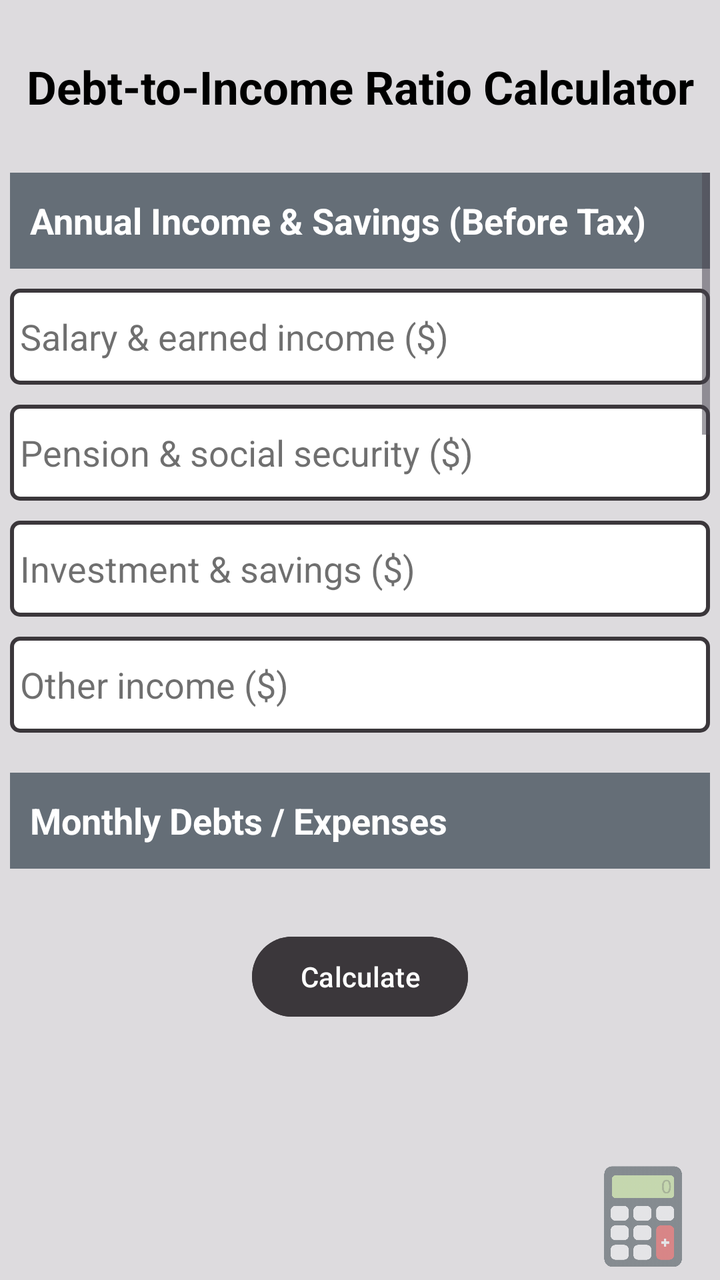
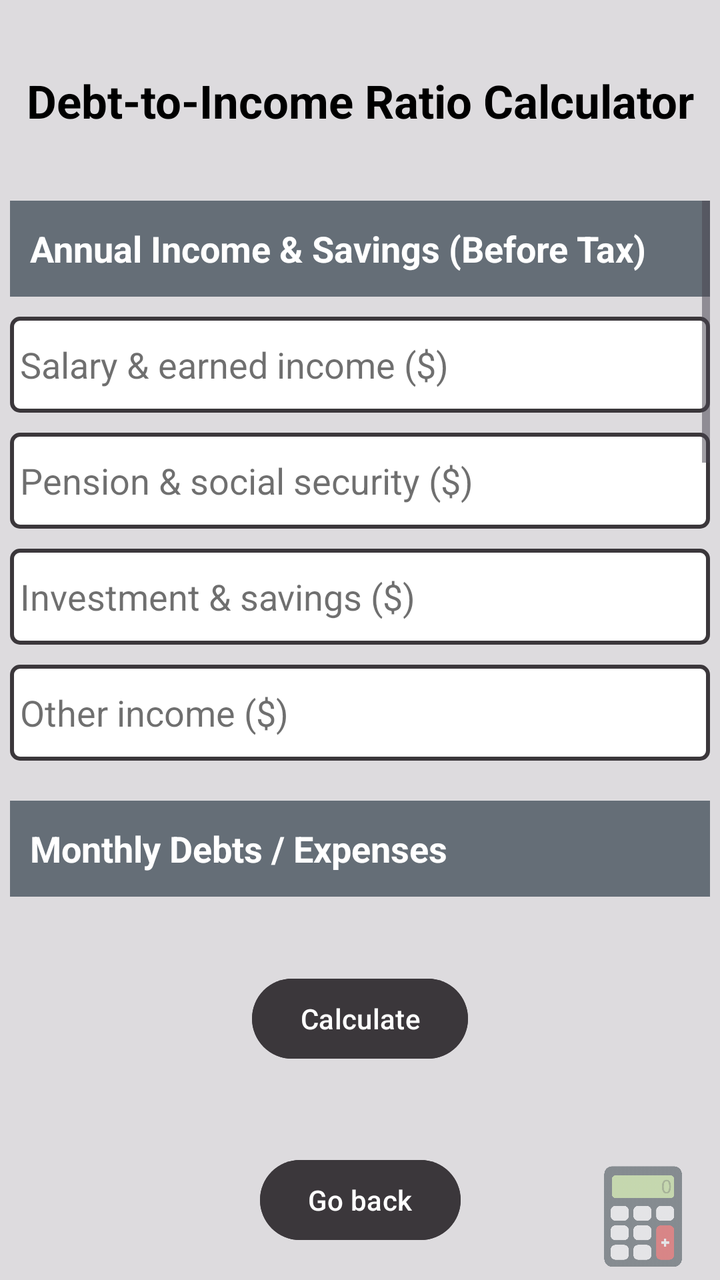

An Android layout rendered at two revisions. The XML below is the earlier revision; the diff shows what the commit changed to produce the second picture.
<!-- AndroidManifest.xml: application theme Theme.FinCal -->
<!-- res/layout/activity_category1_option6.xml -->
<?xml version="1.0" encoding="utf-8"?>
<androidx.constraintlayout.widget.ConstraintLayout xmlns:android="http://schemas.android.com/apk/res/android"
    xmlns:app="http://schemas.android.com/apk/res-auto"
    xmlns:tools="http://schemas.android.com/tools"
    android:id="@+id/main"
    android:layout_width="match_parent"
    android:layout_height="match_parent"
    android:background="@color/app_background"
    tools:context=".Category1Option6Activity">

    <TextView
        android:id="@+id/optionsTitle"
        android:layout_width="wrap_content"
        android:layout_height="wrap_content"
        android:gravity="center"
        android:text="@string/calc_debt_income_ratio"
        android:textColor="@color/text_primary"
        android:textSize="23sp"
        android:textStyle="bold"
        app:layout_constraintBottom_toTopOf="@id/scrollView"
        app:layout_constraintEnd_toEndOf="parent"
        app:layout_constraintStart_toStartOf="parent"
        app:layout_constraintTop_toTopOf="parent" />

    <ScrollView
        android:id="@+id/scrollView"
        android:layout_width="350dp"
        android:layout_height="350dp"
        app:layout_constraintBottom_toTopOf="@id/calculateButton"
        app:layout_constraintEnd_toEndOf="parent"
        app:layout_constraintStart_toStartOf="parent"
        app:layout_constraintTop_toBottomOf="@id/optionsTitle">

        <LinearLayout
            android:id="@+id/optionsLayout"
            android:layout_width="match_parent"
            android:layout_height="wrap_content"
            android:orientation="vertical">

            <TextView
                android:text="@string/income_before_tax"
                android:layout_width="match_parent"
                android:layout_height="48dp"
                android:layout_marginBottom="10dp"
                android:background="@color/text_fourth"
                android:gravity="center_vertical"
                android:paddingStart="10dp"
                android:paddingEnd="10dp"
                android:textColor="@color/text_secondary"
                android:textSize="18sp"
                android:textStyle="bold"/>

            <EditText
                android:id="@+id/salaryIncome"
                android:layout_width="match_parent"
                android:layout_height="48dp"
                android:layout_marginBottom="10dp"
                android:background="@drawable/edit_text_border"
                android:ems="10"
                android:gravity="center_vertical"
                android:hint="@string/salary_amp_earned_income"
                android:importantForAutofill="no"
                android:inputType="numberDecimal"
                android:paddingStart="5dp"
                android:paddingEnd="5dp"
                android:textColor="@color/text_primary"
                android:textColorHint="@color/text_hint_color" />

            <EditText
                android:id="@+id/pension"
                android:layout_width="match_parent"
                android:layout_height="48dp"
                android:layout_marginBottom="10dp"
                android:background="@drawable/edit_text_border"
                android:ems="10"
                android:gravity="center_vertical"
                android:hint="@string/pension_amp_social_security"
                android:importantForAutofill="no"
                android:inputType="numberDecimal"
                android:paddingStart="5dp"
                android:paddingEnd="5dp"
                android:textColor="@color/text_primary"
                android:textColorHint="@color/text_hint_color" />

            <EditText
                android:id="@+id/investmentSavings"
                android:layout_width="match_parent"
                android:layout_height="48dp"
                android:layout_marginBottom="10dp"
                android:background="@drawable/edit_text_border"
                android:ems="10"
                android:gravity="center_vertical"
                android:hint="@string/investment_amp_savings"
                android:importantForAutofill="no"
                android:inputType="numberDecimal"
                android:paddingStart="5dp"
                android:paddingEnd="5dp"
                android:textColor="@color/text_primary"
                android:textColorHint="@color/text_hint_color" />

            <EditText
                android:id="@+id/otherIncome"
                android:layout_width="match_parent"
                android:layout_height="48dp"
                android:layout_marginBottom="20dp"
                android:background="@drawable/edit_text_border"
                android:ems="10"
                android:gravity="center_vertical"
                android:hint="@string/other_income"
                android:importantForAutofill="no"
                android:inputType="numberDecimal"
                android:paddingStart="5dp"
                android:paddingEnd="5dp"
                android:textColor="@color/text_primary"
                android:textColorHint="@color/text_hint_color" />

            <TextView
                android:text="@string/debts_expenses"
                android:layout_width="match_parent"
                android:layout_height="48dp"
                android:layout_marginBottom="10dp"
                android:background="@color/text_fourth"
                android:gravity="center_vertical"
                android:paddingStart="10dp"
                android:paddingEnd="10dp"
                android:textColor="@color/text_secondary"
                android:textSize="18sp"
                android:textStyle="bold" />

            <EditText
                android:id="@+id/rentalCost"
                android:layout_width="match_parent"
                android:layout_height="48dp"
                android:layout_marginBottom="10dp"
                android:background="@drawable/edit_text_border"
                android:ems="10"
                android:gravity="center_vertical"
                android:hint="@string/rental_cost"
                android:importantForAutofill="no"
                android:inputType="numberDecimal"
                android:paddingStart="5dp"
                android:paddingEnd="5dp"
                android:textColor="@color/text_primary"
                android:textColorHint="@color/text_hint_color" />

            <EditText
                android:id="@+id/mortgage"
                android:layout_width="match_parent"
                android:layout_height="48dp"
                android:layout_marginBottom="10dp"
                android:background="@drawable/edit_text_border"
                android:ems="10"
                android:gravity="center_vertical"
                android:hint="@string/mortgage_payment"
                android:importantForAutofill="no"
                android:inputType="numberDecimal"
                android:paddingStart="5dp"
                android:paddingEnd="5dp"
                android:textColor="@color/text_primary"
                android:textColorHint="@color/text_hint_color" />

            <EditText
                android:id="@+id/propertyTax"
                android:layout_width="match_parent"
                android:layout_height="48dp"
                android:layout_marginBottom="10dp"
                android:background="@drawable/edit_text_border"
                android:ems="10"
                android:gravity="center_vertical"
                android:hint="@string/property_tax_no_percent"
                android:importantForAutofill="no"
                android:inputType="numberDecimal"
                android:paddingStart="5dp"
                android:paddingEnd="5dp"
                android:textColor="@color/text_primary"
                android:textColorHint="@color/text_hint_color" />

            <EditText
                android:id="@+id/hoaFee"
                android:layout_width="match_parent"
                android:layout_height="48dp"
                android:layout_marginBottom="10dp"
                android:background="@drawable/edit_text_border"
                android:ems="10"
                android:gravity="center_vertical"
                android:hint="@string/hoa_fee"
                android:importantForAutofill="no"
                android:inputType="numberDecimal"
                android:paddingStart="5dp"
                android:paddingEnd="5dp"
                android:textColor="@color/text_primary"
                android:textColorHint="@color/text_hint_color" />

            <EditText
                android:id="@+id/homeInsurance"
                android:layout_width="match_parent"
                android:layout_height="48dp"
                android:layout_marginBottom="10dp"
                android:background="@drawable/edit_text_border"
                android:ems="10"
                android:gravity="center_vertical"
                android:hint="@string/homeowner_insurance"
                android:importantForAutofill="no"
                android:inputType="numberDecimal"
                android:paddingStart="5dp"
                android:paddingEnd="5dp"
                android:textColor="@color/text_primary"
                android:textColorHint="@color/text_hint_color" />

            <EditText
                android:id="@+id/creditCards"
                android:layout_width="match_parent"
                android:layout_height="48dp"
                android:layout_marginBottom="10dp"
                android:background="@drawable/edit_text_border"
                android:ems="10"
                android:gravity="center_vertical"
                android:hint="@string/credit_cards"
                android:importantForAutofill="no"
                android:inputType="numberDecimal"
                android:paddingStart="5dp"
                android:paddingEnd="5dp"
                android:textColor="@color/text_primary"
                android:textColorHint="@color/text_hint_color" />

            <EditText
                android:id="@+id/studentLoan"
                android:layout_width="match_parent"
                android:layout_height="48dp"
                android:layout_marginBottom="10dp"
                android:background="@drawable/edit_text_border"
                android:ems="10"
                android:gravity="center_vertical"
                android:hint="@string/student_loan"
                android:importantForAutofill="no"
                android:inputType="numberDecimal"
                android:paddingStart="5dp"
                android:paddingEnd="5dp"
                android:textColor="@color/text_primary"
                android:textColorHint="@color/text_hint_color" />

            <EditText
                android:id="@+id/autoLoan"
                android:layout_width="match_parent"
                android:layout_height="48dp"
                android:layout_marginBottom="10dp"
                android:background="@drawable/edit_text_border"
                android:ems="10"
                android:gravity="center_vertical"
                android:hint="@string/auto_loan"
                android:importantForAutofill="no"
                android:inputType="numberDecimal"
                android:paddingStart="5dp"
                android:paddingEnd="5dp"
                android:textColor="@color/text_primary"
                android:textColorHint="@color/text_hint_color" />

            <EditText
                android:id="@+id/otherLoans"
                android:layout_width="match_parent"
                android:layout_height="48dp"
                android:layout_marginBottom="20dp"
                android:background="@drawable/edit_text_border"
                android:ems="10"
                android:gravity="center_vertical"
                android:hint="@string/other_loans_amp_liabilities"
                android:importantForAutofill="no"
                android:inputType="numberDecimal"
                android:paddingStart="5dp"
                android:paddingEnd="5dp"
                android:textColor="@color/text_primary"
                android:textColorHint="@color/text_hint_color" />

            <TextView
                android:id="@+id/resultTextView"
                android:layout_width="match_parent"
                android:layout_height="wrap_content"
                android:layout_marginBottom="20dp"
                android:textColor="@color/text_primary"
                android:textSize="18sp" />

        </LinearLayout>
    </ScrollView>

    <Button
        android:id="@+id/calculateButton"
        android:layout_width="wrap_content"
        android:layout_height="wrap_content"
        android:layout_marginBottom="100dp"
        android:backgroundTint="@color/button_calculate"
        android:text="@string/calculate_button"
        android:textColor="@color/text_secondary"
        app:layout_constraintTop_toBottomOf="@id/scrollView"
        app:layout_constraintBottom_toBottomOf="parent"
        app:layout_constraintEnd_toEndOf="parent"
        app:layout_constraintStart_toStartOf="parent" />

    <ImageView
        android:id="@+id/logo"
        android:layout_width="67dp"
        android:layout_height="73dp"
        android:layout_marginEnd="5dp"
        android:layout_marginBottom="-5dp"
        android:alpha=".5"
        android:importantForAccessibility="no"
        app:layout_constraintBottom_toBottomOf="parent"
        app:layout_constraintEnd_toEndOf="parent"
        app:srcCompat="@drawable/logo"
        tools:ignore="ImageContrastCheck,VisualLintBounds" />
</androidx.constraintlayout.widget.ConstraintLayout>
<!-- resources referenced by this layout -->
<resources>
  <color name="app_background">#DDDBDE</color>
  <color name="button_calculate">#3B373B</color>
  <color name="text_fourth">#656E77</color>
  <color name="text_hint_color">#90000000</color>
  <color name="text_primary">#000000</color>
  <color name="text_secondary">#FFFFFFFF</color>
  <!-- drawable edit_text_border (drawable) -->
  <?xml version="1.0" encoding="utf-8"?>
  <shape xmlns:android="http://schemas.android.com/apk/res/android"
      android:shape="rectangle">
      <solid android:color="@color/white" />
      <stroke
          android:width="2dp"
          android:color="@color/text_third" />
      <corners android:radius="4dp" />
  </shape>
  <!-- drawable logo: png bitmap (drawable, 17765 bytes) -->
  <string name="auto_loan">Auto loan ($)</string>
  <string name="calc_debt_income_ratio">Debt-to-Income Ratio Calculator</string>
  <string name="calculate_button">Calculate</string>
  <string name="credit_cards">Credit cards ($)</string>
  <string name="debts_expenses">Monthly Debts / Expenses</string>
  <string name="hoa_fee">HOA fee ($)</string>
  <string name="homeowner_insurance">Homeowner insurance ($)</string>
  <string name="income_before_tax">Annual Income &amp; Savings (Before Tax)</string>
  <string name="investment_amp_savings">Investment &amp; savings ($)</string>
  <string name="mortgage_payment">Mortgage payment ($)</string>
  <string name="other_income">Other income ($)</string>
  <string name="other_loans_amp_liabilities">Other loans &amp; liabilities ($)</string>
  <string name="pension_amp_social_security">Pension &amp; social security ($)</string>
  <string name="property_tax_no_percent">Property tax ($)</string>
  <string name="rental_cost">Rental cost ($)</string>
  <string name="salary_amp_earned_income">Salary &amp; earned income ($)</string>
  <string name="student_loan">Student loan ($)</string>
  <style name="Theme.FinCal" parent="Base.Theme.FinCal" />
  <color name="white">#FFFFFFFF</color>
  <color name="text_third">#3B373B</color>
  <style name="Base.Theme.FinCal" parent="Theme.Material3.DayNight.NoActionBar">
          
          <item name="colorPrimary">@color/button_navigation</item>
          <item name="android:windowBackground">@color/app_background</item>
          <item name="colorSurface">@color/app_background</item>
          <item name="colorOnSurface">@color/text_primary</item>
          <item name="android:textColorPrimary">@color/text_primary</item>
          <item name="colorSecondary">@color/button_navigation</item>
          <item name="colorOnPrimary">@color/app_background</item>
      </style>
  <color name="button_navigation">#3B373B</color>
</resources>

<!-- the commit's change to res/layout/activity_category1_option6.xml (unified diff, before → after) -->
@@ -286,11 +286,23 @@
         android:id="@+id/calculateButton"
         android:layout_width="wrap_content"
         android:layout_height="wrap_content"
-        android:layout_marginBottom="100dp"
+        android:layout_marginBottom="8dp"
         android:backgroundTint="@color/button_calculate"
         android:text="@string/calculate_button"
         android:textColor="@color/text_secondary"
-        app:layout_constraintTop_toBottomOf="@id/scrollView"
+        app:layout_constraintBottom_toTopOf="@id/backButton"
+        app:layout_constraintEnd_toEndOf="parent"
+        app:layout_constraintStart_toStartOf="parent"
+        app:layout_constraintTop_toBottomOf="@id/scrollView" />
+
+    <Button
+        android:id="@+id/backButton"
+        android:layout_width="wrap_content"
+        android:layout_height="wrap_content"
+        android:layout_marginBottom="16dp"
+        android:backgroundTint="@color/button_navigation"
+        android:text="@string/button_back"
+        android:textColor="@color/text_secondary"
         app:layout_constraintBottom_toBottomOf="parent"
         app:layout_constraintEnd_toEndOf="parent"
         app:layout_constraintStart_toStartOf="parent" />
<!-- resource entries referenced after the edit -->
@@ -18,6 +18,7 @@
   </shape>
   <!-- drawable logo: png bitmap (drawable, 17765 bytes) -->
   <string name="auto_loan">Auto loan ($)</string>
+  <string name="button_back">Go back</string>
   <string name="calc_debt_income_ratio">Debt-to-Income Ratio Calculator</string>
   <string name="calculate_button">Calculate</string>
   <string name="credit_cards">Credit cards ($)</string>
